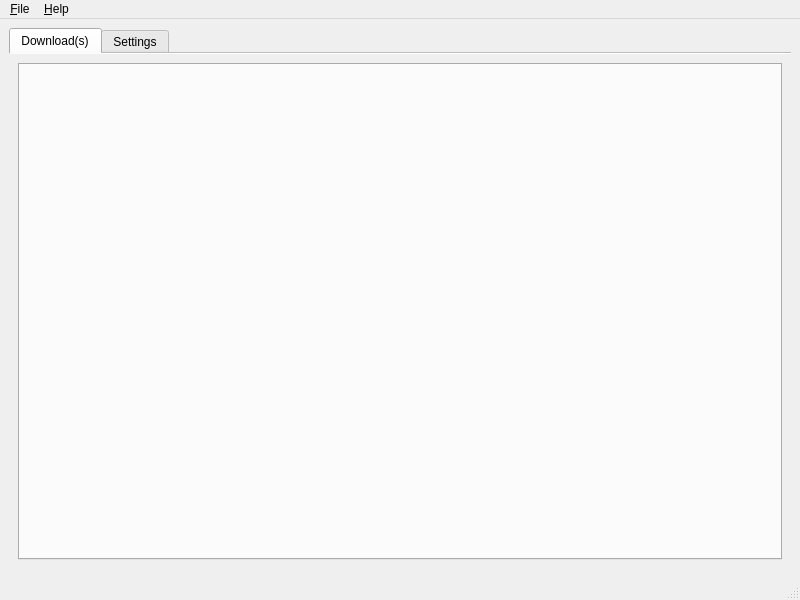
Qt form ui/qup.ui (textbrowser/qup) before a commit.
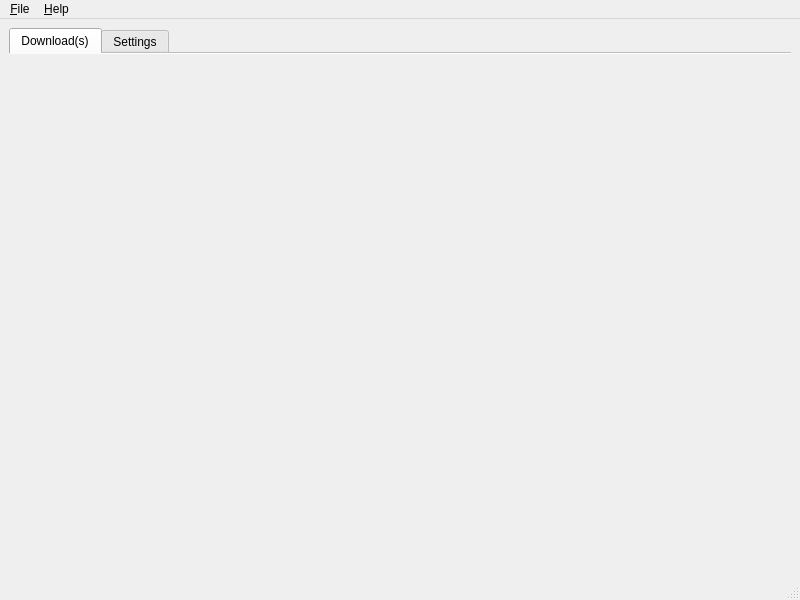
The same form after that commit. Icons and pictures are not drawn.

What changed in the file:
```diff
--- a/ui/qup.ui
+++ b/ui/qup.ui
@@ -40,7 +40,11 @@
        </attribute>
        <layout class="QVBoxLayout" name="verticalLayout_3">
         <item>
-         <widget class="QTabWidget" name="pages"/>
+         <widget class="QTabWidget" name="pages">
+          <property name="documentMode">
+           <bool>true</bool>
+          </property>
+         </widget>
         </item>
        </layout>
       </widget>
```
Left out of the diff: 10 changed lines with no effect on the pictures.
